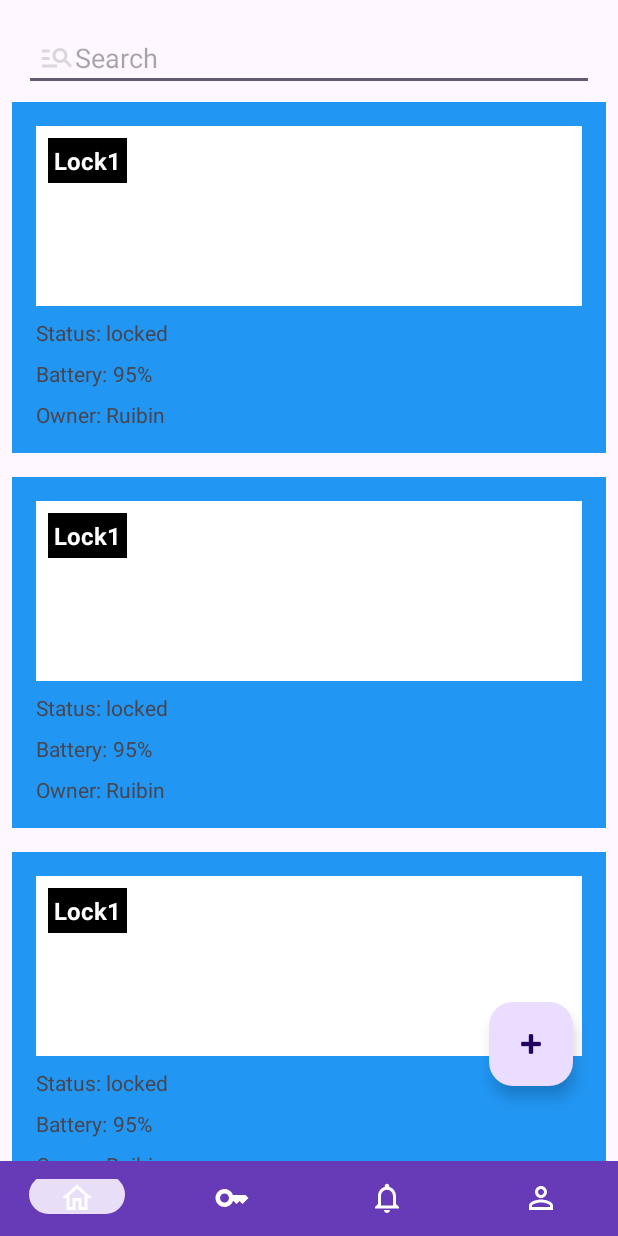
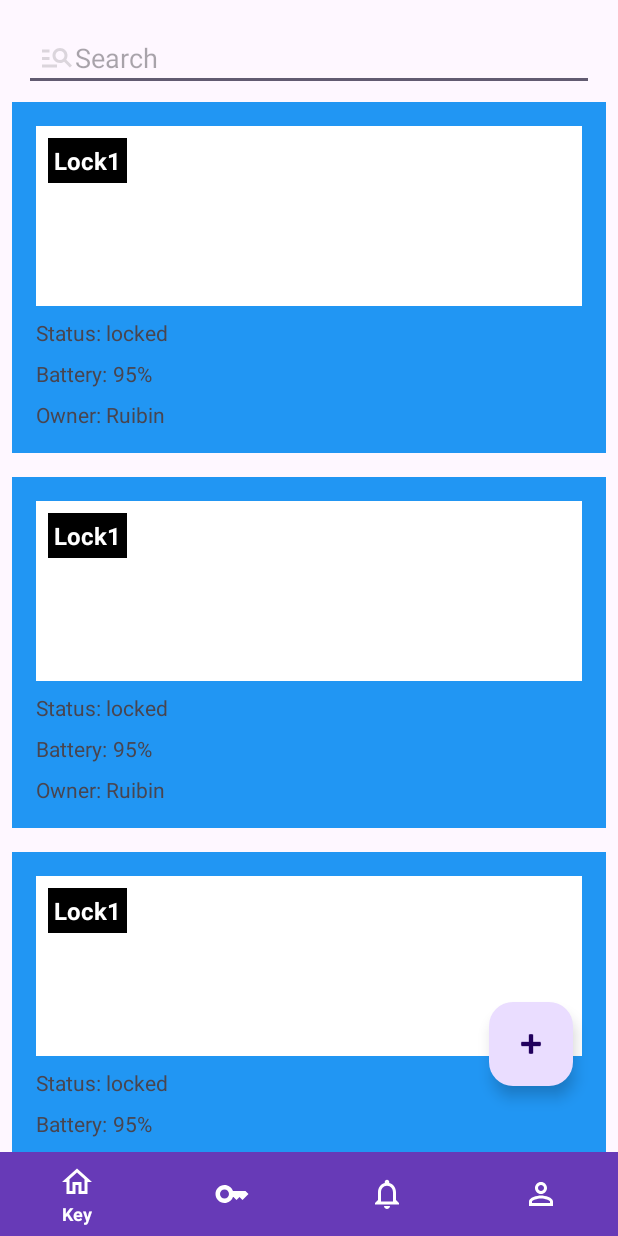
Before and after one commit to DevRuibin/SharableLockAndroid, an Android app: the layout activity_locks.xml on its own in the app's theme, with its tools: preview values and no code run, on a phone screen of 412 x 824 dp. Run offline under Robolectric (Android 15) with nearby library versions, the phone set to English and light mode, and no system bars.

Commit message:
fix: tab bar in locks page

```diff
--- a/app/src/main/res/layout/activity_locks.xml
+++ b/app/src/main/res/layout/activity_locks.xml
@@ -43,14 +43,17 @@
     <com.google.android.material.bottomnavigation.BottomNavigationView
         android:id="@+id/bottom_navigation"
         android:layout_width="match_parent"
-        android:layout_height="50dp"
+        android:layout_height="wrap_content"
         android:layout_alignParentBottom="true"
         android:layout_gravity="bottom"
         android:background="#673AB7"
         app:itemIconTint="@android:color/white"
-        app:itemTextColor="@color/lightBlue"
+        app:itemTextColor="@android:color/white"
         app:menu="@menu/bottom_navigation_menu"
-        app:labelVisibilityMode="unlabeled"
+        app:labelVisibilityMode="auto"
         android:visibility="visible"
-        android:foregroundGravity="bottom"/>
+        android:padding="0dp"
+        android:layout_margin="0dp"
+        style="@style/Style.BottomNavigationView"
+        />
 </RelativeLayout>
```
